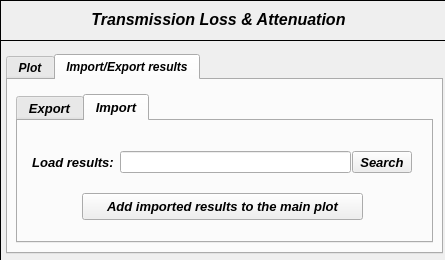
Qt form pulse/uix/user_input/ui/plot_TL_NR_Input.ui (open-pulse/OpenPulse) before a commit.
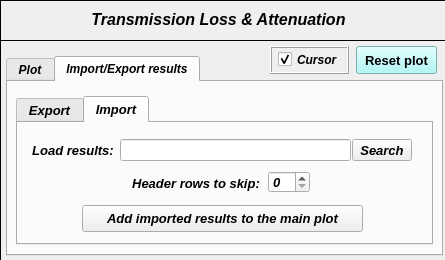
The same form after that commit. The open tabs and pages were chosen to show the change. Icons and pictures are not drawn.

Diff of the .ui file:
```diff
--- a/pulse/uix/user_input/ui/plot_TL_NR_Input.ui
+++ b/pulse/uix/user_input/ui/plot_TL_NR_Input.ui
@@ -133,7 +133,7 @@
      <property name="geometry">
       <rect>
        <x>6</x>
-       <y>14</y>
+       <y>16</y>
        <width>437</width>
        <height>200</height>
       </rect>
@@ -349,29 +349,6 @@
         <string>Plot the spectrum of TL or NR</string>
        </property>
       </widget>
-      <widget class="QToolButton" name="toolButton_ResetPlot">
-       <property name="geometry">
-        <rect>
-         <x>344</x>
-         <y>6</y>
-         <width>81</width>
-         <height>31</height>
-        </rect>
-       </property>
-       <property name="font">
-        <font>
-         <pointsize>10</pointsize>
-         <weight>75</weight>
-         <bold>true</bold>
-        </font>
-       </property>
-       <property name="styleSheet">
-        <string notr="true">background-color: rgb(159, 247, 245);</string>
-       </property>
-       <property name="text">
-        <string>Reset plot</string>
-       </property>
-      </widget>
      </widget>
      <widget class="QWidget" name="tab_export_import">
       <attribute name="title">
@@ -631,7 +608,7 @@
          <property name="geometry">
           <rect>
            <x>334</x>
-           <y>28</y>
+           <y>14</y>
            <width>62</width>
            <height>27</height>
           </rect>
@@ -665,7 +642,7 @@
          <property name="geometry">
           <rect>
            <x>102</x>
-           <y>28</y>
+           <y>14</y>
            <width>231</width>
            <height>27</height>
           </rect>
@@ -695,7 +672,7 @@
          <property name="geometry">
           <rect>
            <x>10</x>
-           <y>28</y>
+           <y>14</y>
            <width>93</width>
            <height>27</height>
           </rect>
@@ -738,7 +715,7 @@
          <property name="geometry">
           <rect>
            <x>64</x>
-           <y>72</y>
+           <y>82</y>
            <width>281</width>
            <height>27</height>
           </rect>
@@ -756,10 +733,144 @@
           <string>Add imported results to the main plot</string>
          </property>
         </widget>
+        <widget class="QSpinBox" name="spinBox">
+         <property name="geometry">
+          <rect>
+           <x>250</x>
+           <y>48</y>
+           <width>42</width>
+           <height>22</height>
+          </rect>
+         </property>
+         <property name="maximum">
+          <number>10</number>
+         </property>
+        </widget>
+        <widget class="QLabel" name="label_9">
+         <property name="geometry">
+          <rect>
+           <x>108</x>
+           <y>50</y>
+           <width>140</width>
+           <height>20</height>
+          </rect>
+         </property>
+         <property name="minimumSize">
+          <size>
+           <width>85</width>
+           <height>20</height>
+          </size>
+         </property>
+         <property name="maximumSize">
+          <size>
+           <width>140</width>
+           <height>20</height>
+          </size>
+         </property>
+         <property name="font">
+          <font>
+           <family>Arial</family>
+           <pointsize>10</pointsize>
+           <weight>75</weight>
+           <italic>true</italic>
+           <bold>true</bold>
+          </font>
+         </property>
+         <property name="text">
+          <string>Header rows to skip:</string>
+         </property>
+         <property name="alignment">
+          <set>Qt::AlignCenter</set>
+         </property>
+        </widget>
        </widget>
       </widget>
      </widget>
     </widget>
+    <widget class="QToolButton" name="toolButton_ResetPlot">
+     <property name="geometry">
+      <rect>
+       <x>356</x>
+       <y>6</y>
+       <width>81</width>
+       <height>28</height>
+      </rect>
+     </property>
+     <property name="font">
+      <font>
+       <family>Arial</family>
+       <pointsize>10</pointsize>
+       <weight>75</weight>
+       <italic>false</italic>
+       <bold>true</bold>
+      </font>
+     </property>
+     <property name="styleSheet">
+      <string notr="true">background-color: rgb(159, 247, 245);</string>
+     </property>
+     <property name="text">
+      <string>Reset plot</string>
+     </property>
+    </widget>
+    <widget class="QFrame" name="frame_6">
+     <property name="geometry">
+      <rect>
+       <x>270</x>
+       <y>6</y>
+       <width>79</width>
+       <height>28</height>
+      </rect>
+     </property>
+     <property name="minimumSize">
+      <size>
+       <width>0</width>
+       <height>28</height>
+      </size>
+     </property>
+     <property name="maximumSize">
+      <size>
+       <width>16777215</width>
+       <height>29</height>
+      </size>
+     </property>
+     <property name="sizeIncrement">
+      <size>
+       <width>0</width>
+       <height>110</height>
+      </size>
+     </property>
+     <property name="frameShape">
+      <enum>QFrame::Box</enum>
+     </property>
+     <property name="frameShadow">
+      <enum>QFrame::Raised</enum>
+     </property>
+     <widget class="QCheckBox" name="checkBox_cursor">
+      <property name="geometry">
+       <rect>
+        <x>8</x>
+        <y>4</y>
+        <width>67</width>
+        <height>19</height>
+       </rect>
+      </property>
+      <property name="font">
+       <font>
+        <family>Arial</family>
+        <pointsize>9</pointsize>
+        <weight>75</weight>
+        <italic>true</italic>
+        <bold>true</bold>
+       </font>
+      </property>
+      <property name="text">
+       <string>Cursor</string>
+      </property>
+      <property name="checked">
+       <bool>true</bool>
+      </property>
+     </widget>
+    </widget>
    </widget>
   </widget>
  </widget>
```
